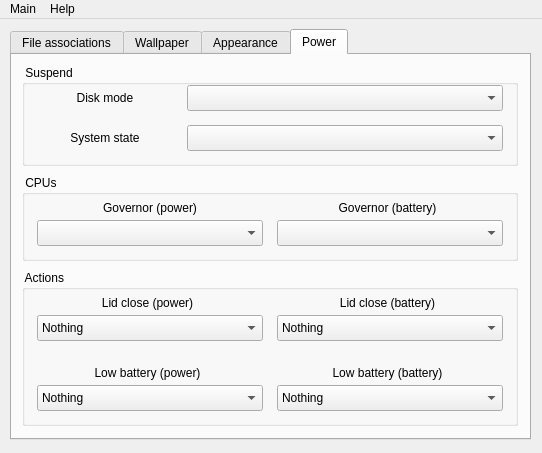
Qt form src/qsettings/qsettings.ui (fluxer/bfp) before a commit.
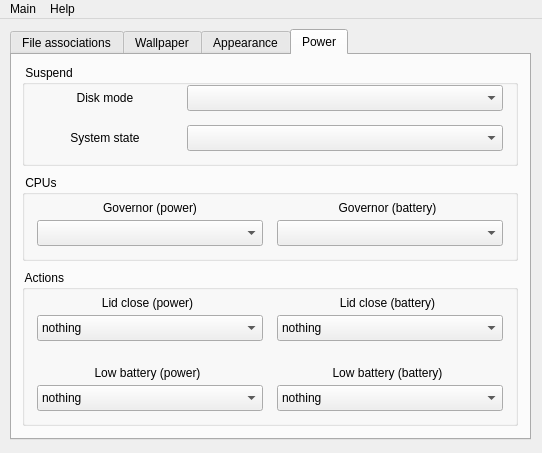
The same form after that commit. Icons and pictures are not drawn.

Commit message: hopefully this should handle lid state from qsession

The edit to the form file:
```diff
--- a/src/qsettings/qsettings.ui
+++ b/src/qsettings/qsettings.ui
@@ -610,7 +610,7 @@
        </property>
        <item>
         <property name="text">
-         <string>Nothing</string>
+         <string>nothing</string>
         </property>
        </item>
        <item>
@@ -651,7 +651,7 @@
        </property>
        <item>
         <property name="text">
-         <string>Nothing</string>
+         <string>nothing</string>
         </property>
        </item>
        <item>
@@ -692,7 +692,7 @@
        </property>
        <item>
         <property name="text">
-         <string>Nothing</string>
+         <string>nothing</string>
         </property>
        </item>
        <item>
@@ -733,7 +733,7 @@
        </property>
        <item>
         <property name="text">
-         <string>Nothing</string>
+         <string>nothing</string>
         </property>
        </item>
        <item>
```
Left out of the diff: 16 changed lines with no effect on the pictures. The commit also changes 2 other files.
